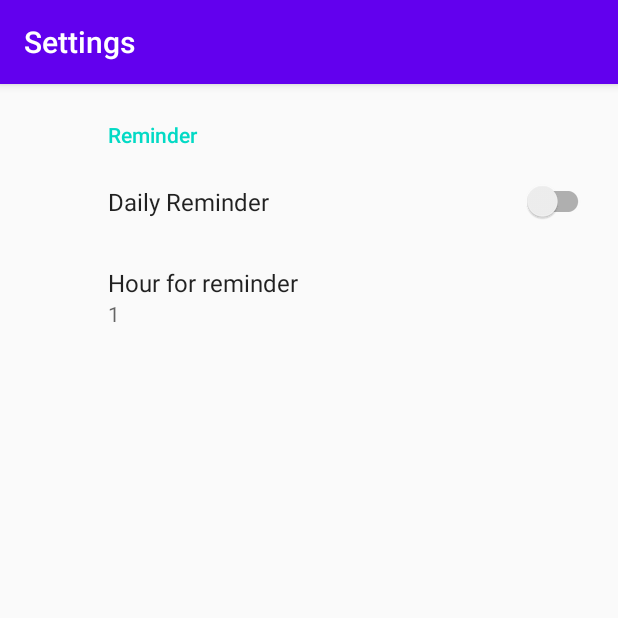
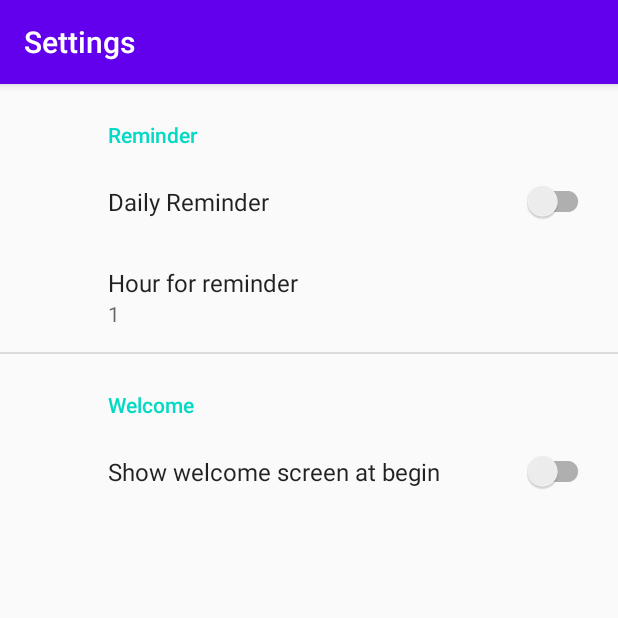
Before and after one commit to nirp0109/RajaYoga, an Android app: the SettingsActivity screen opened directly, with no data from a screen before it, on a phone screen of 412 x 824 dp, the top half of it. Run offline under Robolectric (Android 15) with nearby library versions, the phone set to English and light mode, and no system bars; our stand-ins replace androidx.preference; 1 statement that could not run was skipped.

Commit message:
נטרול צביעת כותרות בדפים לפי התמונה. הוספת תפריט בהגדרות לביטול מסך פתיחה

```diff
--- a/app/src/main/res/values/strings.xml
+++ b/app/src/main/res/values/strings.xml
@@ -1,4 +1,6 @@
 <resources>
+    <string name="welcome">Welcome</string>
+    <string name="welcome_action">Show welcome screen at begin</string>
     <string name="app_name">Yam Niam</string>
     <string name="loading_indicator">Loading...</string>
     <string name="content_title">Reminder</string>
--- a/app/src/main/res/xml/root_preferences.xml
+++ b/app/src/main/res/xml/root_preferences.xml
@@ -8,14 +8,21 @@
             app:title="@string/notify" />
 
         <ListPreference
+            android:dependency="notify"
             android:defaultValue="1"
             android:entries="@array/reply_entries"
             android:entryValues="@array/reply_values"
             android:key="hour"
             android:title="@string/notify_when"
             android:summary="%s"/>
+    </PreferenceCategory>
+    <PreferenceCategory
+        app:allowDividerAbove="true"
+        app:title="@string/welcome">
+        <SwitchPreferenceCompat
+            app:key="welcome"
+            app:title="@string/welcome_action" />
+    </PreferenceCategory>
 
 
-    </PreferenceCategory>
-
 </PreferenceScreen>
```
Also changed, not shown: 2 other files.
